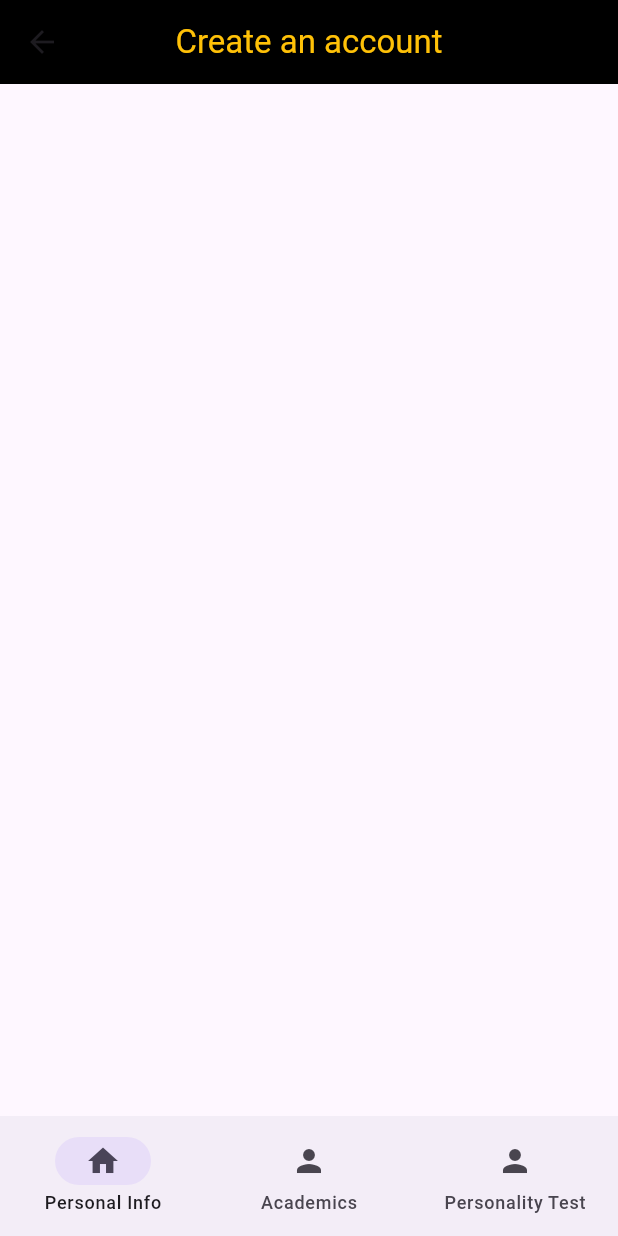
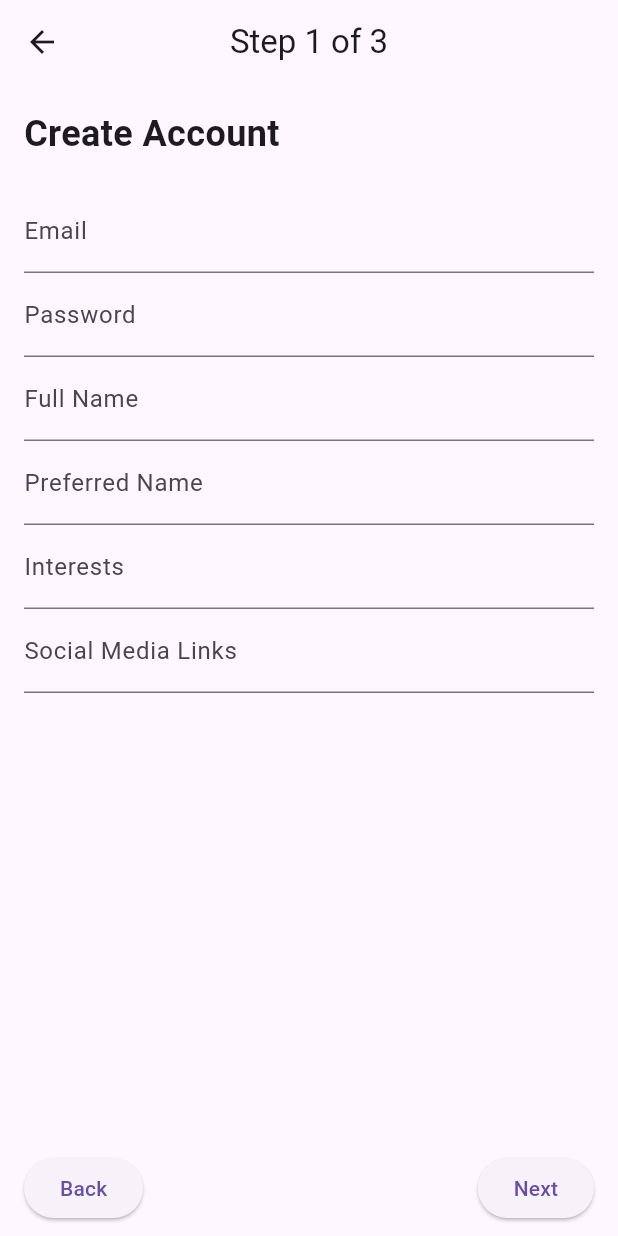
Before and after one commit to sariah-shoe/Hackathon-2025-Frontend, a Flutter app: the Register screen opened directly, on a phone screen of 412 x 824 dp. Run offline on Flutter 3.47's test engine with Material 3 defaults, Android fonts, the light colour scheme and no system bars.

Commit message:
changed the design of the registration page

```diff
--- a/serendipity_engine/lib/presentation/screens/register.dart
+++ b/serendipity_engine/lib/presentation/screens/register.dart
@@ -1,6 +1,5 @@
 import 'package:flutter/material.dart';
-import 'academic.dart';
-import 'create_account.dart';
+import 'academic.dart'; // import the next page
 
 class Register extends StatelessWidget {
   const Register({super.key});
@@ -8,23 +7,63 @@ class Register extends StatelessWidget {
   @override
   Widget build(BuildContext context) {
     return Scaffold(
-      appBar: AppBar(
-        title: Text(
-          'Create an account',
-          style: const TextStyle(color: Colors.amber),
+      //nice way to keep track of registration status
+      appBar: AppBar(title: const Text('Step 1 of 3'), centerTitle: true),
+      body: Padding(
+        padding: const EdgeInsets.all(16.0),
+        child: Column(
+          crossAxisAlignment: CrossAxisAlignment.start,
+          children: [
+            const Text(
+              'Create Account',
+              style: TextStyle(fontSize: 24, fontWeight: FontWeight.bold),
+            ),
+            const SizedBox(height: 20),
+            const TextField(decoration: InputDecoration(labelText: 'Email')),
+            const TextField(
+              decoration: InputDecoration(labelText: 'Password'),
+              //hides password, can add in a view password icon?
+              obscureText: true,
+            ),
+            const TextField(
+              decoration: InputDecoration(labelText: 'Full Name'),
+            ),
+            const TextField(
+              decoration: InputDecoration(labelText: 'Preferred Name'),
+            ),
+            const TextField(
+              decoration: InputDecoration(labelText: 'Interests'),
+            ),
+            const TextField(
+              decoration: InputDecoration(labelText: 'Social Media Links'),
+            ),
+          ],
         ),
-        centerTitle: true,
-        backgroundColor: Colors.black,
       ),
-      bottomNavigationBar: NavigationBar(
-        destinations: const [
-          NavigationDestination(icon: Icon(Icons.home), label: 'Personal Info'),
-          NavigationDestination(icon: Icon(Icons.person), label: 'Academics'),
-          NavigationDestination(
-            icon: Icon(Icons.person),
-            label: 'Personality Test',
-          ),
-        ],
+      bottomNavigationBar: Padding(
+        padding: const EdgeInsets.symmetric(horizontal: 16, vertical: 8),
+        child: Row(
+          mainAxisAlignment: MainAxisAlignment.spaceBetween,
+          children: [
+            ElevatedButton(
+              // allows user to go back to the previous page
+              onPressed: () {
+                Navigator.pop(context); // If you came here from another page
+              },
+              child: const Text('Back'),
+            ),
+            ElevatedButton(
+              // sends the user to the next page of registration
+              onPressed: () {
+                Navigator.push(
+                  context,
+                  MaterialPageRoute(builder: (context) => const academic()),
+                );
+              },
+              child: const Text('Next'),
+            ),
+          ],
+        ),
       ),
     );
   }
```
Also changed, not shown: serendipity_engine/lib/presentation/screens/academic.dart (+16 -0 lines), serendipity_engine/lib/presentation/screens/create_account.dart (+16 -0 lines).
